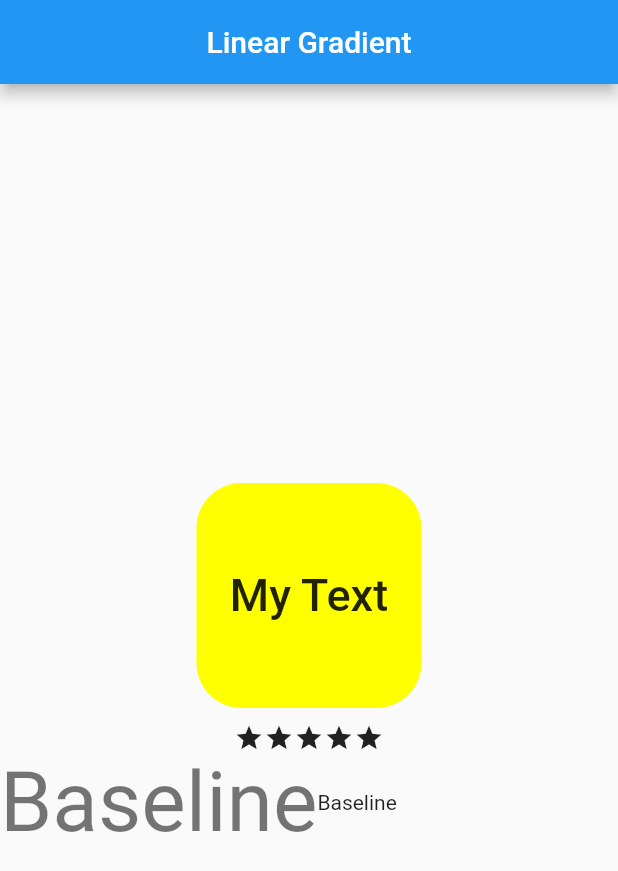
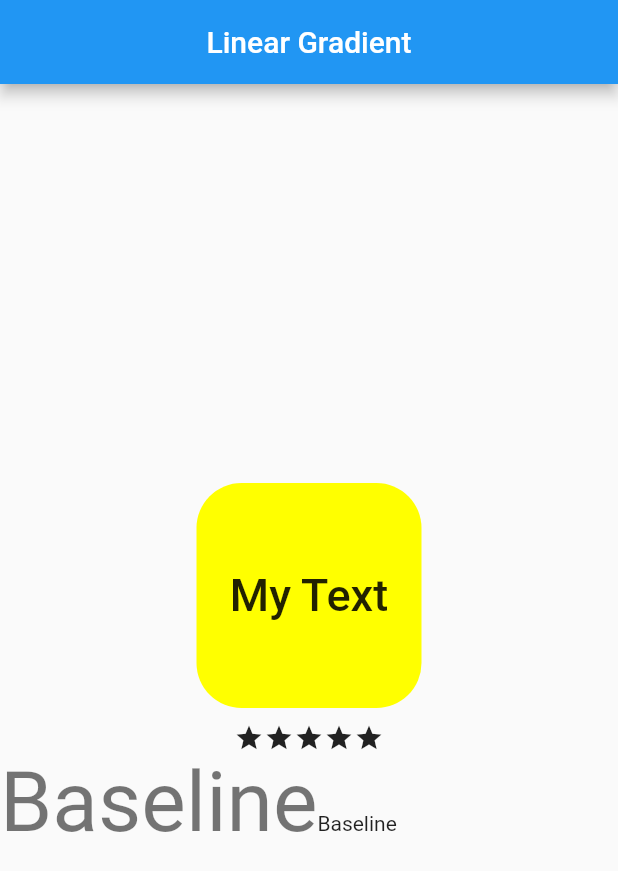
Before and after one commit to Tosin8/random_practice, a Flutter app: the screen it shows after launch, on a phone screen of 412 x 824 dp. Shown: the top 871 px of the screen. Run offline on Flutter 3.47's test engine with Material 2 defaults, Android fonts, the phone set to English and light mode, and no system bars.

Commit message:
Using baseline, crossAxis

```diff
--- a/lib/practice.dart
+++ b/lib/practice.dart
@@ -49,13 +49,16 @@ class _Linear_GradientState extends State<Linear_Gradient> {
             ],
           ),
           Row(
+            crossAxisAlignment: CrossAxisAlignment.baseline,
+            textBaseline: TextBaseline.alphabetic,
             children: [
               Text(
                 'Baseline',
                 style: Theme.of(context).textTheme.headline2,
               ),
-              Text('Baseline',
-              style: Theme.of(context).textTheme.body1,
+              Text(
+                'Baseline',
+                style: Theme.of(context).textTheme.bodyText2,
               )
             ],
           ),
```
